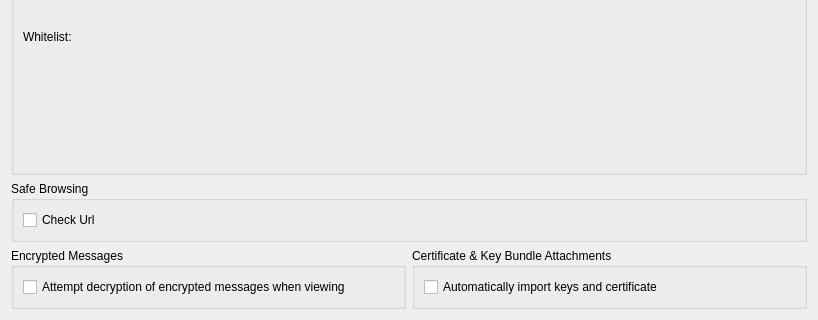
First picture: the form in src/ui/securitypagegeneraltab.ui, repository KDE/kmail, before the edit; both pictures show x 0 to 818 and y 282 to 602 of the 818 by 602 pixel window.
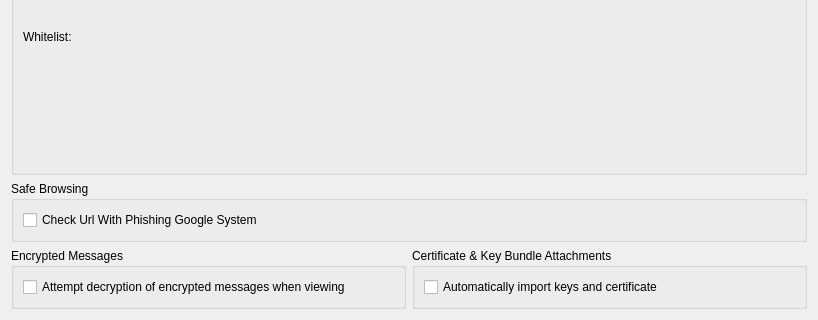
Second picture: the form after the edit. Custom widgets are drawn as their Qt base class.

What changed in the file:
```diff
--- a/src/ui/securitypagegeneraltab.ui
+++ b/src/ui/securitypagegeneraltab.ui
@@ -157,7 +157,7 @@
       <item>
        <widget class="QCheckBox" name="mCheckUrl">
         <property name="text">
-         <string>Check Url</string>
+         <string>Check Url With Phishing Google System</string>
         </property>
        </widget>
       </item>
```
Left out of the diff: 2 changed lines with no effect on the pictures.
